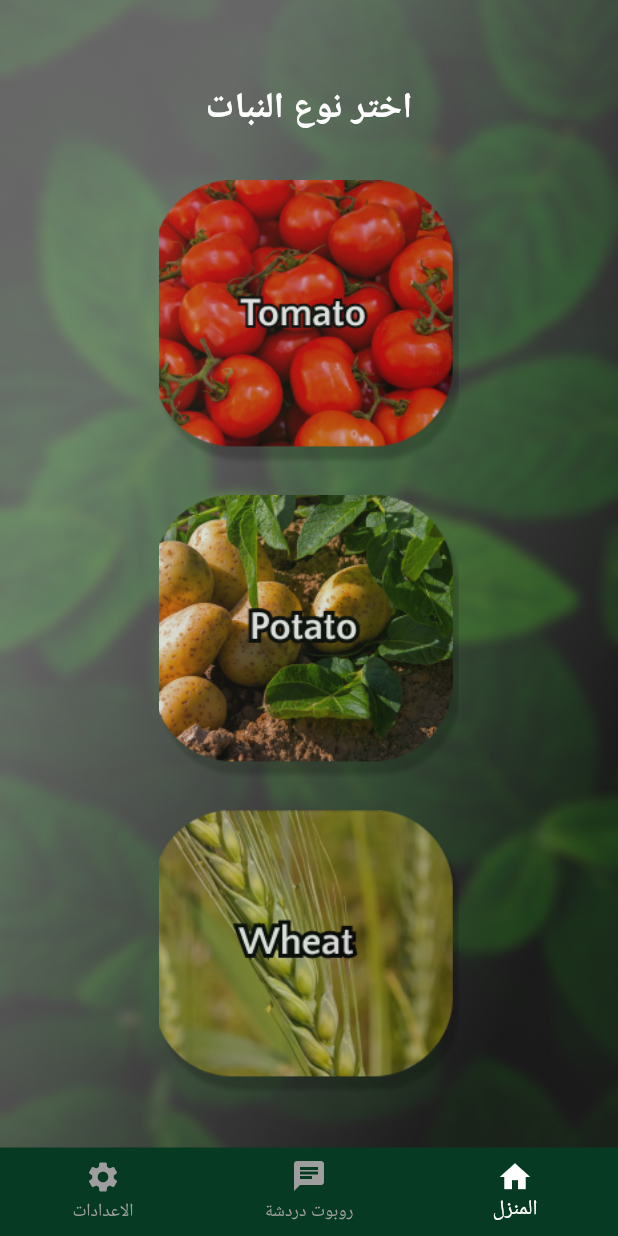
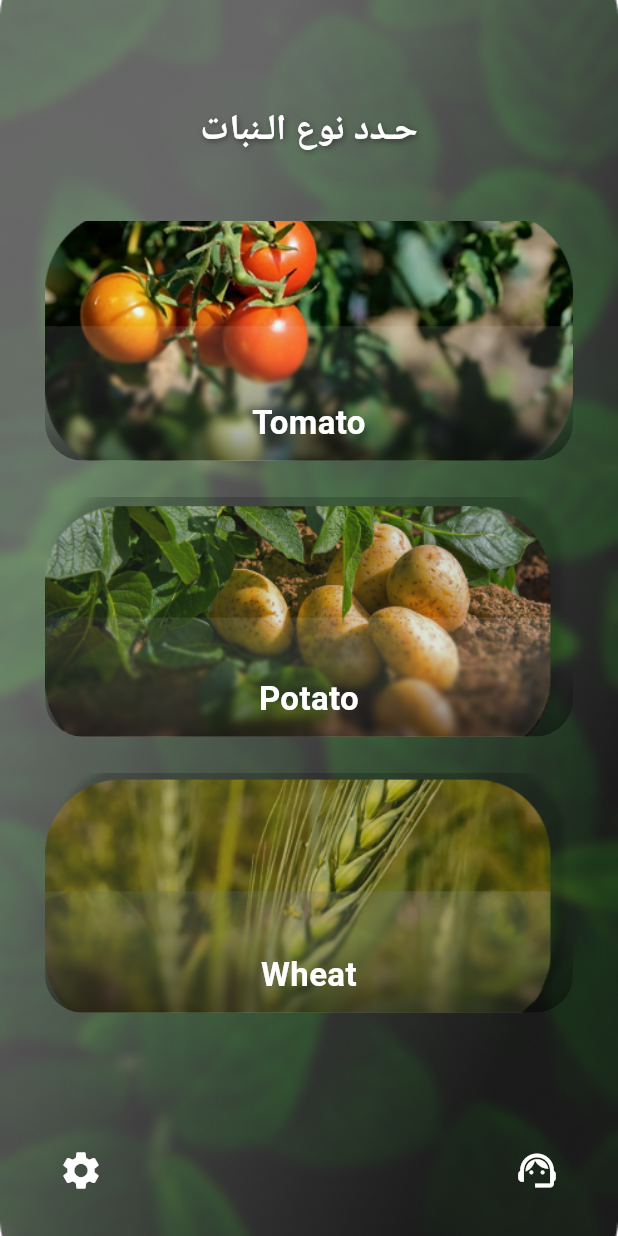
Before and after one commit to MazenDeebo/NAPTITI, a Flutter app: the Home screen opened by its route, on a phone screen of 412 x 824 dp. Run offline on Flutter 3.47's test engine with Material 3 defaults, Android fonts, the phone set to English and light mode, and no system bars; our stand-ins replace cloud_firestore, dio, firebase_auth, firebase_core, flutter_bloc, flutter_riverpod and 8 more; accounts and stored records are empty; Roboto replaces fonts that are missing (Cairo).

Commit message:
changing Home UI

```diff
--- a/lib/NABTITI/UI/Home/Page/Home.dart
+++ b/lib/NABTITI/UI/Home/Page/Home.dart
@@ -1,20 +1,16 @@
 import 'package:flutter/material.dart';
+import 'package:google_fonts/google_fonts.dart';
 
 import '../../../../generated/l10n.dart';
 import '../../../shared.dart';
 import '../../Settings/page/settings.dart';
 import '../../UploadImage/Page/UploadImageScreen.dart';
 
-void saveLogout() async{
-  PreferenceUtils.setBool(prefKeys.loggedIn,false);
-}
-
 class Home extends StatelessWidget {
   @override
   Widget build(BuildContext context) {
     return Scaffold(
       resizeToAvoidBottomInset: false,
-      bottomNavigationBar: _buildBottomNavBar(context),
       body: Stack(
         children: [
           Container(
@@ -27,119 +23,147 @@ class Home extends StatelessWidget {
               ),
             ),
           ),
+
+          Column(
+            children: [
+              SizedBox(height: 70),
               Center(
-            child: Column(
-              mainAxisSize: MainAxisSize.min,
-              children: [
-                SizedBox(height: 30,),
-                Padding(
-                  padding: const EdgeInsets.symmetric(horizontal: 16.0),
                 child: Text(
-                    PreferenceUtils.getString(prefKeys.language)=="en"?
-                    "Select the desired plant"
-                        :
-                    "اختر نوع النبات",
-                    textAlign: TextAlign.center,
-                    style: TextStyle(
-                      color: Colors.white,
+                  PreferenceUtils.getString(prefKeys.language) == "en"
+                      ? "Select the desired plant"
+                      : "حـدد نوع الـنبات",
+                  style: GoogleFonts.cairo(
                     fontSize: 24,
                     fontWeight: FontWeight.bold,
+                    color: Colors.white,
+                    shadows: [
+                      Shadow(
+                        blurRadius: 5,
+                        color: Colors.black45,
+                        offset: Offset(1, 1),
+                      ),
+                    ],
                   ),
                 ),
               ),
-                SizedBox(height: 20),
-                SingleChildScrollView(
-                  child: Column(
-                    mainAxisAlignment: MainAxisAlignment.center,
-                    children: plantList.map((plant) {
+              SizedBox(height: 30),
+
+              Expanded(
+                child: ListView.builder(
+                  itemCount: plantList.length,
+                  padding: EdgeInsets.symmetric(horizontal: 30),
+                  itemBuilder: (context, index) {
+                    var plant = PreferenceUtils.getString(prefKeys.language)=="ar"?plantList2[index]:plantList[index];
                     return Padding(
-                        padding: EdgeInsets.symmetric(vertical: 10),
+                      padding: EdgeInsets.symmetric(vertical: 12),
                       child: InkWell(
                         onTap: () {
-                            ScaffoldMessenger.of(context).hideCurrentSnackBar();
                           Navigator.pushReplacement(
-                                context, MaterialPageRoute(
-                                builder: (context) => UploadImageScreen(chosenType:"${plant["name"]}")
-                            )
+                            context,
+                            MaterialPageRoute(
+                              builder: (context) =>
+                                  UploadImageScreen(chosenType: plantList[index]["name"]!),
+                            ),
                           );
                         },
-                          borderRadius: BorderRadius.circular(15),
-                          child: Container(
-                            width: 200,
-                            height: 190,
-                            decoration: BoxDecoration(
-                              image: DecorationImage(
-                                image: AssetImage(plant['image'] ?? 'assets/default.jpg'),
+                        borderRadius: BorderRadius.circular(25),
+                        child: ClipRRect(
+                          borderRadius: BorderRadius.circular(25),
+                          child: Stack(
+                            alignment: Alignment.bottomCenter,
+                            children: [
+                              Image.asset(
+                                plant['image']!,
+                                width: double.infinity,
+                                height: 160,
                                 fit: BoxFit.cover,
                               ),
+                              Container(
+                                width: double.infinity,
+                                height: 50,
+                                alignment: Alignment.center,
+                                decoration: BoxDecoration(
+                                  gradient: LinearGradient(
+                                    begin: Alignment.topCenter,
+                                    end: Alignment.bottomCenter,
+                                    colors: [
+                                      Colors.transparent,
+                                      Colors.black45,
+                                    ],
                                   ),
-                            alignment: Alignment.center,
+                                ),
+                                child: Text(
+                                  plant['name']!,
+                                  style: GoogleFonts.cairo(
+                                    fontSize: 22,
+                                    fontWeight: FontWeight.w600,
+                                    color: Colors.white,
+                                  ),
+                                ),
+                              ),
+                            ],
+                          ),
                         ),
                       ),
                     );
-                    }).toList(),
+                  },
                 ),
+              ),
+
+              Padding(
+                padding: const EdgeInsets.symmetric(horizontal: 30.0, vertical: 20),
+                child: Row(
+                  mainAxisAlignment: MainAxisAlignment.spaceBetween,
+                  children: [
+                    IconButton(
+                      icon: Icon(Icons.support_agent, color: Colors.white, size: 30),
+                      onPressed: () {
+                        if (PreferenceUtils.getBool(prefKeys.loggedIn) == false) {
+                          ScaffoldMessenger.of(context).showSnackBar(
+                            SnackBar(
+                              content: Text(S().guestChatMessage),
+                              backgroundColor: Color(0xFF063A23),
+                              behavior: SnackBarBehavior.floating,
+                              shape: RoundedRectangleBorder(
+                                borderRadius: BorderRadius.circular(20),
+                              ),
+                              margin: EdgeInsets.all(20),
+                              duration: Duration(seconds: 3),
+                            ),
+                          );
+                        } else {
+                          Navigator.pushReplacementNamed(context, '/chatbot');
+                        }
+                      },
+                    ),
+                    IconButton(
+                      icon: Icon(Icons.settings, color: Colors.white, size: 30),
+                      onPressed: () {
+                        Navigator.pushReplacement(
+                          context,
+                          MaterialPageRoute(builder: (context) => Settings()),
+                        );
+                      },
                     ),
                   ],
                 ),
               ),
             ],
           ),
+        ],
+      ),
     );
   }
 }
+
 final List<Map<String, String>> plantList = [
   {"name": "Tomato", "image": "assets/tomato.png"},
   {"name": "Potato", "image": "assets/potato.png"},
   {"name": "Wheat", "image": "assets/wheat.png"},
 ];
 
-Widget _buildBottomNavBar(BuildContext context) {
-  return BottomNavigationBar(
-    backgroundColor: Color(0xFF063A23),
-    elevation: 0,
-    selectedItemColor: Colors.white,
-    unselectedItemColor: Colors.grey,
-    items: [
-      BottomNavigationBarItem(icon: Icon(Icons.home), label: S().home),
-      BottomNavigationBarItem(icon: Icon(Icons.chat), label: S().chatbot),
-      BottomNavigationBarItem(icon: Icon(Icons.settings), label: S().setting),
-    ],
-    onTap: (index) {
-      print("==========================${PreferenceUtils.getBool(prefKeys.loggedIn)}");
-        if (index == 0) {
-          //Navigator.pushNamed(context, '/home');
-        }
-        else if (index == 1){
-          if (PreferenceUtils.getBool(prefKeys.loggedIn) == false){
-            ScaffoldMessenger.of(context).showSnackBar(
-              SnackBar(
-                content: Text(S().guestChatMessage),
-                backgroundColor: Color(0xFF063A23),
-                behavior: SnackBarBehavior.floating,
-                shape: RoundedRectangleBorder(
-                  borderRadius: BorderRadius.all(
-                      Radius.circular(20)
-                  ),
-                ),
-                margin: EdgeInsets.all(20),
-                duration: Duration(seconds: 3),
-              ),
-            );
-          }
-          else{
-            ScaffoldMessenger.of(context).hideCurrentSnackBar();
-            Navigator.pushReplacementNamed(context, '/chatbot');
-          }
-        }
-        else if (index == 2){
-          Navigator.pushReplacement(
-              context,
-              MaterialPageRoute(builder: (context)=> Settings())
-          );
-        }
-    },
-
-  );
-
-}
+final List<Map<String, String>> plantList2 = [
+  {"name": "طماطم", "image": "assets/tomato.png"},
+  {"name": "بطاطس", "image": "assets/potato.png"},
+  {"name": "قمح", "image": "assets/wheat.png"},
+];
--- a/lib/NABTITI/UI/Login/Page/LoginScreen.dart
+++ b/lib/NABTITI/UI/Login/Page/LoginScreen.dart
@@ -1,11 +1,9 @@
 import 'package:cloud_firestore/cloud_firestore.dart';
 import 'package:firebase_auth/firebase_auth.dart';
-import 'package:flutter/gestures.dart';
 import 'package:flutter/material.dart';
 import 'package:google_fonts/google_fonts.dart';
 import 'package:internet_connection_checker/internet_connection_checker.dart';
 import 'package:nabtiti/NABTITI/UI/Login/Page/ForgetPassword.dart';
-
 import '../../../../generated/l10n.dart';
 import '../../../../main.dart';
 import '../../../shared.dart';
--- a/lib/NABTITI/UI/UploadImage/Page/UploadImageScreen.dart
+++ b/lib/NABTITI/UI/UploadImage/Page/UploadImageScreen.dart
@@ -240,7 +240,6 @@ class _PostDetectionResultScreenState extends State<PostDetectionResultScreen> {
   }
 
   Future<void> _getDetectionsAndNavigate() async {
-
     try {
       final fileName = widget.imageFile.path.split('/').last;
       FormData formData = FormData.fromMap({
```
Also changed, not shown: assets/corn.png (deleted), assets/potato.png, assets/tomato.png, assets/wheat.png. Lines whose indentation alone changed are shown as unchanged.
